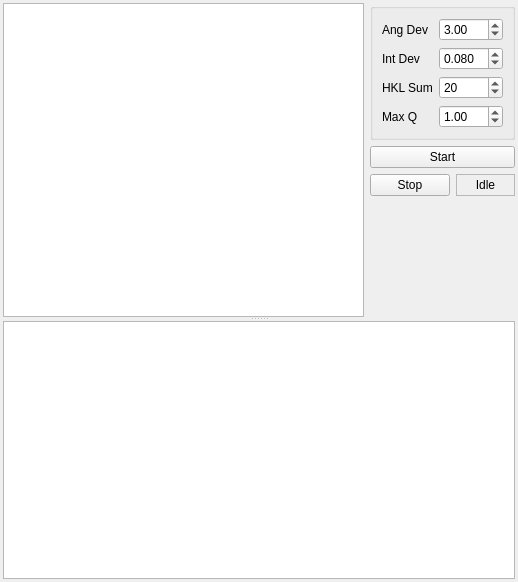
Qt form trunk/Indexing.ui (BackupTheBerlios/clip-svn) before a commit.
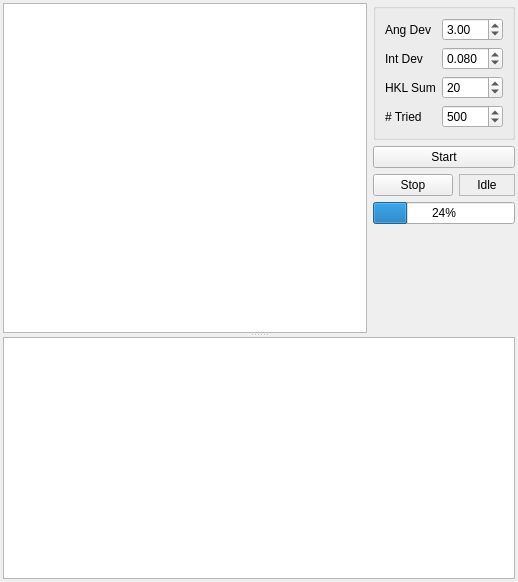
The same form after that commit. Icons and pictures are not drawn.

Commit message: * load .IMG files (uppercase version) * Progress report i indexer * load grayscale-jpgs (mode==L) * added default transfer curves

```diff
--- a/trunk/Indexing.ui
+++ b/trunk/Indexing.ui
@@ -30,7 +30,7 @@
      </property>
      <widget class="QWidget" name="layoutWidget" >
       <layout class="QGridLayout" name="gridLayout_2" >
-       <item rowspan="4" row="0" column="0" >
+       <item rowspan="5" row="0" column="0" >
         <widget class="QTableView" name="SolutionSelector" >
          <property name="sizePolicy" >
           <sizepolicy vsizetype="Expanding" hsizetype="MinimumExpanding" >
@@ -124,23 +124,23 @@
           <item row="3" column="0" >
            <widget class="QLabel" name="label_4" >
             <property name="text" >
-             <string>Max Q</string>
+             <string># Tried </string>
             </property>
            </widget>
           </item>
           <item row="3" column="1" >
-           <widget class="QDoubleSpinBox" name="doubleSpinBox" >
+           <widget class="QSpinBox" name="numberOfTried" >
             <property name="minimum" >
-             <double>0.100000000000000</double>
+             <number>10</number>
             </property>
             <property name="maximum" >
-             <double>100.000000000000000</double>
+             <number>99999</number>
             </property>
             <property name="singleStep" >
-             <double>0.250000000000000</double>
+             <number>100</number>
             </property>
             <property name="value" >
-             <double>1.000000000000000</double>
+             <number>500</number>
             </property>
            </widget>
           </item>
@@ -180,7 +180,7 @@
          </property>
         </widget>
        </item>
-       <item row="3" column="1" colspan="2" >
+       <item row="4" column="1" colspan="2" >
         <spacer name="verticalSpacer" >
          <property name="orientation" >
           <enum>Qt::Vertical</enum>
@@ -193,6 +193,13 @@
          </property>
         </spacer>
        </item>
+       <item row="3" column="1" colspan="2" >
+        <widget class="QProgressBar" name="progress" >
+         <property name="value" >
+          <number>24</number>
+         </property>
+        </widget>
+       </item>
       </layout>
      </widget>
      <widget class="QTableView" name="SolutionDisplay" >
```
The commit also changes 11 other files.
